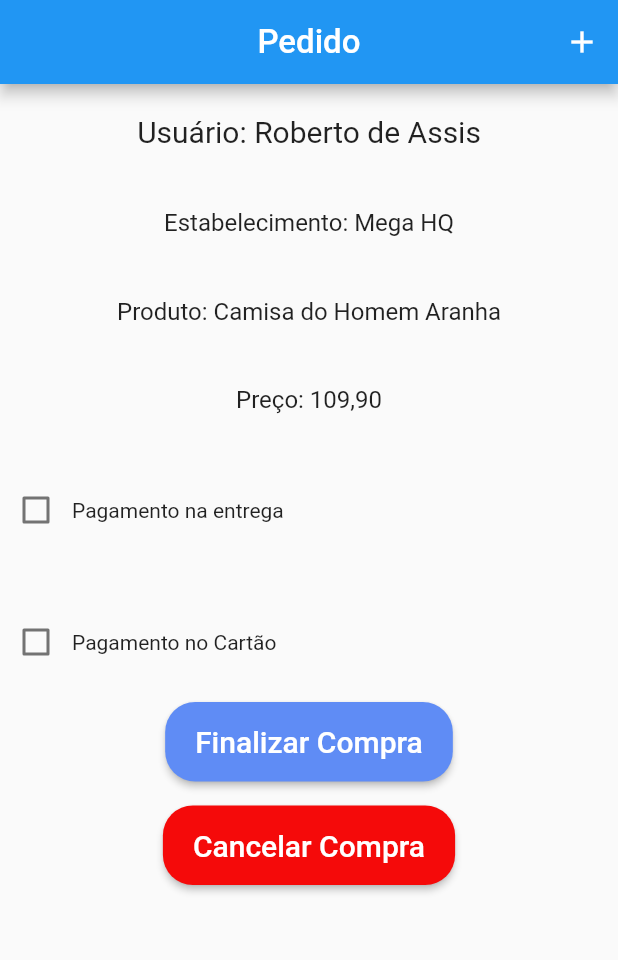
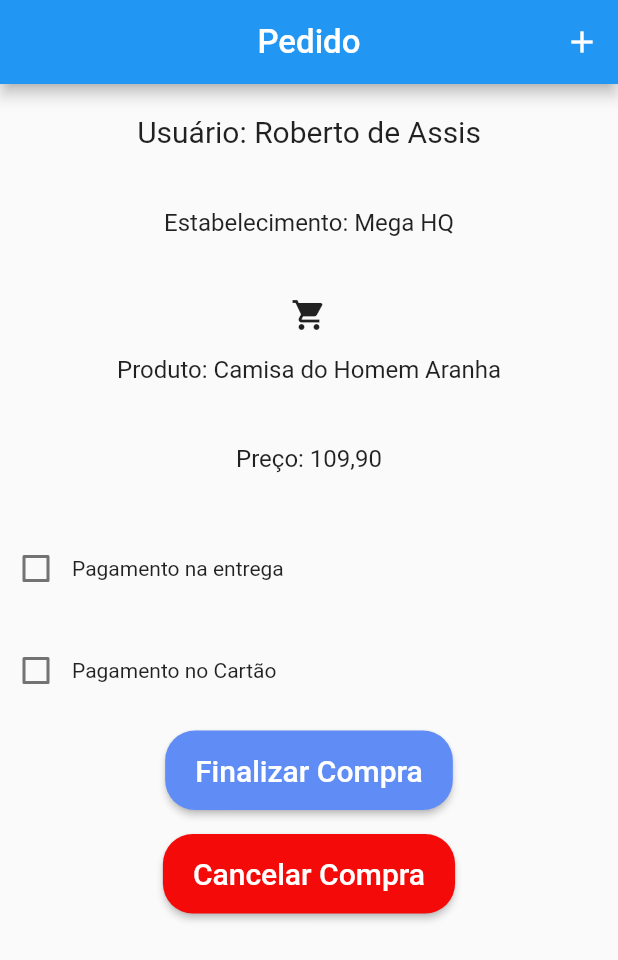
Before and after one commit to fonseca741/9794-AS, a Flutter app: the screen it shows after launch, on a phone screen of 412 x 824 dp. Shown: the top 960 px of the screen. Run offline on Flutter 3.47's test engine with Material 2 defaults, Android fonts, the phone set to English and light mode, and no system bars; our stand-ins replace rflutter_alert.

Commit message:
Atualização do Manter Pedidos

```diff
--- a/lib/Views/pedido_list.dart
+++ b/lib/Views/pedido_list.dart
@@ -44,6 +44,11 @@ class _PedidoListaState extends State<PedidoLista> {
           ),
           Padding(
             padding: const EdgeInsets.only(top: 40),
+            child: Icon(Icons.shopping_cart),
+
+          ),
+          Padding(
+            padding: const EdgeInsets.only(top: 15),
             child: Text('Produto: Camisa do Homem Aranha', style: TextStyle(fontSize: 16)),
           ),
           Padding(
@@ -68,7 +73,7 @@ class _PedidoListaState extends State<PedidoLista> {
             )
           ),
            Padding(
-            padding: const EdgeInsets.only(top: 40),
+            padding: const EdgeInsets.only(top: 20),
               child: Row(
                 children: <Widget>[
                   Checkbox(
```
